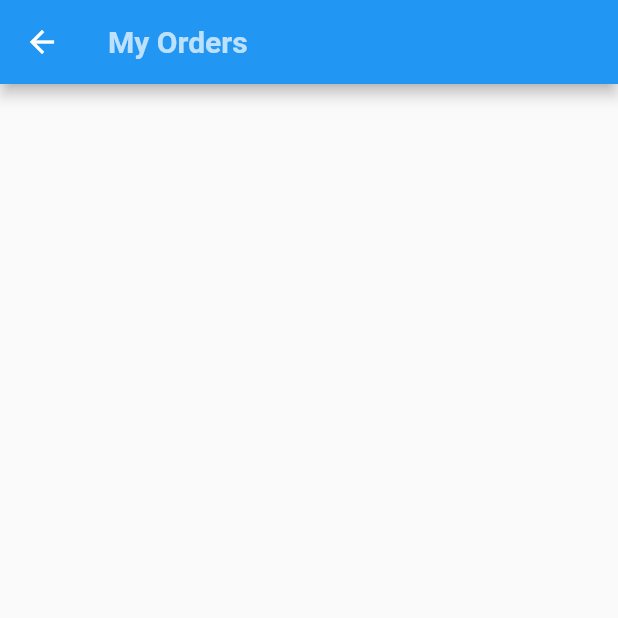
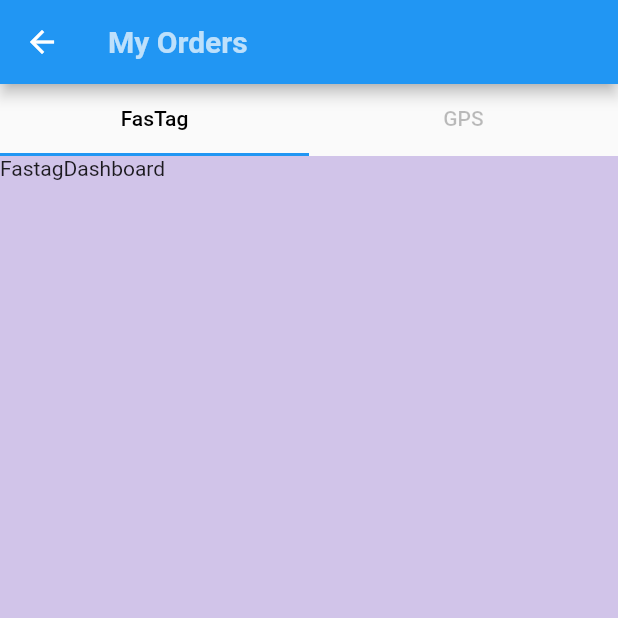
Before and after one commit to taruntanmay730/flutter-jarvis, a Flutter app: the TripsController screen opened directly, on a phone screen of 412 x 824 dp, the top half of it. Run offline on Flutter 3.47's test engine with Material 2 defaults, Android fonts, the phone set to English and light mode, and no system bars; our stand-ins replace another_flushbar, cloud_firestore, dio, firebase_analytics, firebase_auth, firebase_core and 4 more; missing offline and left inert: alt_sms_autofill, google_sign_in_android, google_sign_in_ios; accounts and stored records are empty.

Commit message:
tabs added

```diff
--- a/lib/home/HomeController.dart
+++ b/lib/home/HomeController.dart
@@ -1,7 +1,7 @@
 // import 'dart:html';
 
 import 'package:flutter/material.dart';
-import 'package:jarvis/Trips/TripsController.dart';
+import 'package:jarvis/services/Services.dart';
 
 import '../Account/ProfileController.dart';
 import 'DashboardController.dart';
--- /dev/null
+++ b/lib/services/FasTag/FastagDashboard.dart
@@ -0,0 +1,14 @@
+import 'package:flutter/cupertino.dart';
+import 'package:flutter/material.dart';
+
+class FastagDashboard extends StatelessWidget {
+  const FastagDashboard({Key? key}) : super(key: key);
+
+  @override
+  Widget build(BuildContext context) {
+    return Container(
+      color: Colors.deepPurple[100],
+      child: Text("FastagDashboard"),
+    );
+  }
+}
--- /dev/null
+++ b/lib/services/GPS/GPSDashboard.dart
@@ -0,0 +1,14 @@
+import 'package:flutter/cupertino.dart';
+import 'package:flutter/material.dart';
+
+class GPSDashboard extends StatelessWidget {
+  const GPSDashboard({Key? key}) : super(key: key);
+
+  @override
+  Widget build(BuildContext context) {
+    return Container(
+      color: Colors.deepPurple[300],
+      child: Text("GPSDashboard"),
+    );
+  }
+}
--- /dev/null
+++ b/lib/services/Services.dart
@@ -0,0 +1,36 @@
+import 'package:flutter/cupertino.dart';
+import 'package:flutter/material.dart';
+
+import 'FasTag/FastagDashboard.dart';
+import 'GPS/GPSDashboard.dart';
+
+class TripsController extends StatefulWidget {
+  const TripsController({Key? key}) : super(key: key);
+
+  @override
+  State<TripsController> createState() => _TripsControllerState();
+}
+
+class _TripsControllerState extends State<TripsController> {
+  @override
+  Widget build(BuildContext context) {
+    return DefaultTabController(
+        length: 2,
+        child: Scaffold(
+          appBar: AppBar(title: Text("My Orders", style: TextStyle(color: Colors.white70, fontWeight: FontWeight.bold))),
+          body: Column(
+            children: [
+              TabBar(
+                unselectedLabelColor: Colors.black26,
+                labelColor: Colors.black,
+                tabs: [
+                  Tab(text: "FasTag"),
+                  Tab(text: "GPS")
+                ],),
+              Expanded(child: TabBarView(children: [FastagDashboard(), GPSDashboard()]))
+            ],
+          ),
+        )
+    );
+  }
+}
--- a/lib/trips/TripsController.dart
+++ /dev/null
@@ -1,22 +0,0 @@
-import 'package:flutter/cupertino.dart';
-import 'package:flutter/material.dart';
-
-class TripsController extends StatefulWidget {
-  const TripsController({Key? key}) : super(key: key);
-
-  @override
-  State<TripsController> createState() => _TripsControllerState();
-}
-
-class _TripsControllerState extends State<TripsController> {
-  @override
-  Widget build(BuildContext context) {
-    return Scaffold(
-        appBar: AppBar(
-          title: Text("My Orders",
-            style: TextStyle(color: Colors.white70, fontWeight: FontWeight.bold),
-          ),
-        )
-    );
-  }
-}
```
